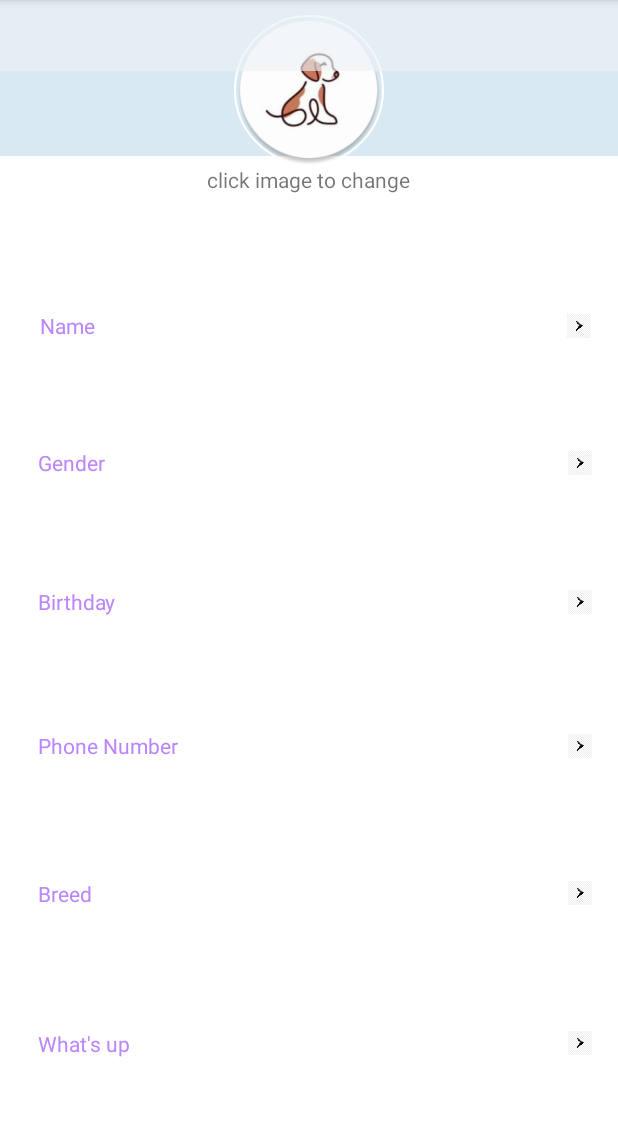
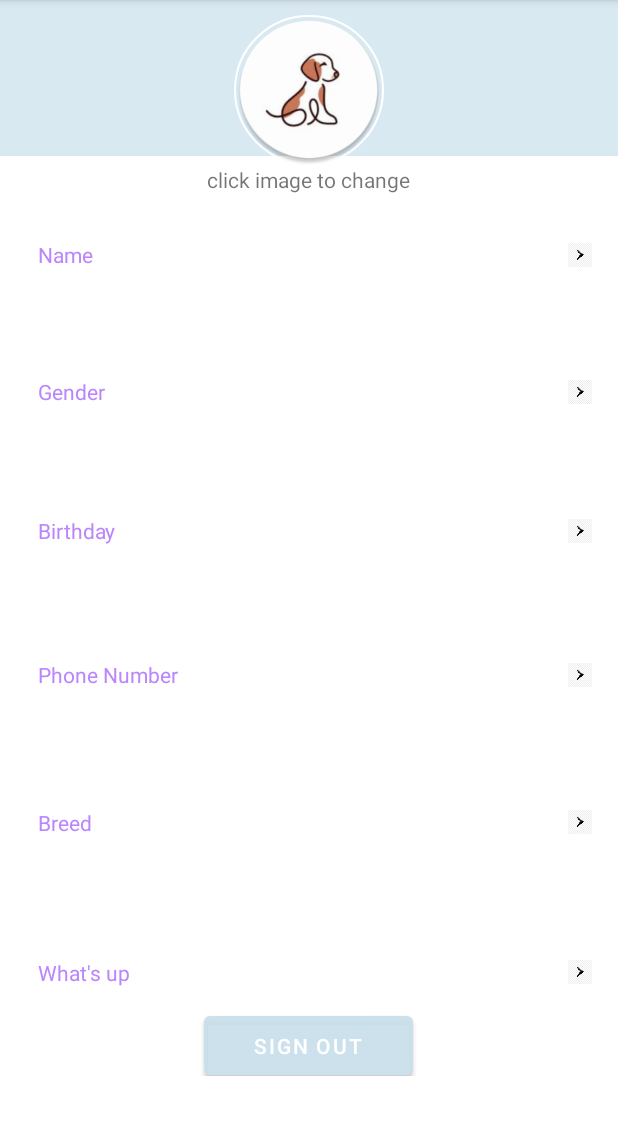
Before and after one commit to yunchipang/PawPal, an Android app: the ProfileActivity screen opened directly, with no data from a screen before it, on a phone screen of 412 x 824 dp, the part 84-1219 px from its top. Run offline under Robolectric (Android 15) with nearby library versions, the phone set to English and light mode, and no system bars; our stand-ins replace Firebase (no records; nobody signed in at launch, a user with empty details on screens opened directly); pictures from the network do not load.

Commit message:
ZL profile all done
scroll layout
login&signup layout

```diff
--- a/app/src/main/AndroidManifest.xml
+++ b/app/src/main/AndroidManifest.xml
@@ -40,6 +40,7 @@
             android:exported="false" />
         <activity
             android:name=".ProfileActivity"
+            android:configChanges="orientation|screenSize"
             android:exported="false" />
         <activity
             android:name=".SignUpActivity"
--- a/app/src/main/java/edu/northeastern/pawpal/ProfileActivity.java
+++ b/app/src/main/java/edu/northeastern/pawpal/ProfileActivity.java
@@ -95,6 +95,7 @@
     private String input_breed;
     private String input_status;
     private Bitmap mCirclePhoto;
+    private Button signOutbtn;
     //make a map to store profile data in realtime database
 
     FirebaseDatabase database = FirebaseDatabase.getInstance();
@@ -124,6 +125,7 @@
         btn_sex=findViewById(R.id.btn_sex);
         tv_birth=findViewById(R.id.tv_birth);
         btn_birth=findViewById(R.id.btn_birth);
+        signOutbtn = findViewById(R.id.signOutbtn);
         Listener listener=new Listener();
         btn_user.setOnClickListener(listener);
         btn_phone.setOnClickListener(listener);
@@ -131,6 +133,17 @@
         btn_per.setOnClickListener(listener);
         btn_sex.setOnClickListener(listener);
         btn_birth.setOnClickListener(listener);
+
+        signOutbtn.setOnClickListener(new View.OnClickListener() {
+            @Override
+            public void onClick(View view) {
+                mAuth.signOut();
+                Intent intent = new Intent(ProfileActivity.this, LoginActivity.class);
+                intent.setFlags(Intent.FLAG_ACTIVITY_NEW_TASK | Intent.FLAG_ACTIVITY_CLEAR_TASK);
+                startActivity(intent);
+                finish();
+            }
+        });
 
         mProfileImage = findViewById(R.id.iv_avatar);
 
@@ -377,8 +390,8 @@
         @Override
         public void onClick(View view) {
 //            signOutbtn.setOnClickListener(v -> {
-//                auth.signOut();
-//                startActivity(new Intent(getActivity(), ReplacerActivity.class));
+//                mAuth.signOut();
+//                startActivity(new Intent(ProfileActivity.this, LoginActivity.class));
 //            });
             switch(view.getId()){
                 case R.id.btn_user:
--- a/app/src/main/java/edu/northeastern/pawpal/SignUpActivity.java
+++ b/app/src/main/java/edu/northeastern/pawpal/SignUpActivity.java
@@ -95,7 +95,7 @@
                             userInfo.put("profile_URL", "");
                             usersRef.child(uid).setValue(userInfo);
 //                            sharedPrefs.edit().putString("username", String.valueOf(user_name)).apply();
-                            Toast.makeText(SignUpActivity.this,"You are successfully Registered", Toast.LENGTH_SHORT).show();
+                            Toast.makeText(SignUpActivity.this,"You are successfully Registered, Please back to Sign in", Toast.LENGTH_LONG).show();
                         }
                         else
                         {
--- a/app/src/main/res/layout/activity_profile.xml
+++ b/app/src/main/res/layout/activity_profile.xml
@@ -1,4 +1,11 @@
 <?xml version="1.0" encoding="utf-8"?>
+<ScrollView xmlns:android="http://schemas.android.com/apk/res/android"
+    xmlns:app="http://schemas.android.com/apk/res-auto"
+    xmlns:tools="http://schemas.android.com/tools"
+    android:layout_width="match_parent"
+    android:layout_height="match_parent"
+    >
+
     <androidx.constraintlayout.widget.ConstraintLayout xmlns:android="http://schemas.android.com/apk/res/android"
         xmlns:app="http://schemas.android.com/apk/res-auto"
         xmlns:tools="http://schemas.android.com/tools"
@@ -65,7 +72,7 @@
 
         <LinearLayout
             android:id="@+id/linearLayout3"
-        android:layout_width="410dp"
+            android:layout_width="0dp"
             android:layout_height="45dp"
             android:layout_marginBottom="528dp"
             android:background="@color/white"
@@ -312,5 +319,31 @@
 
         </LinearLayout>
 
+        <LinearLayout
+            android:id="@+id/linearLayout8"
+            android:layout_width="0dp"
+            android:layout_height="51dp"
+            android:background="@color/white"
+            android:gravity="center"
+            android:orientation="horizontal"
+            android:padding="5dp"
+            app:layout_constraintBottom_toBottomOf="parent"
+            app:layout_constraintEnd_toEndOf="parent"
+            app:layout_constraintStart_toStartOf="parent"
+            app:layout_constraintTop_toBottomOf="@+id/linearLayout7">
+
+
+            <Button
+                android:id="@+id/signOutbtn"
+                android:layout_width="139dp"
+                android:layout_height="51dp"
+                android:backgroundTint="#B9C9E0EC"
+                android:scaleType="centerInside"
+                android:src="@drawable/right_2"
+                android:text="Sign OUT" />
+
+        </LinearLayout>
+
 
     </androidx.constraintlayout.widget.ConstraintLayout>
+</ScrollView>
```
Also changed, not shown: app/src/main/res/layout/activity_login.xml (+8 -7 lines), app/src/main/res/layout/activity_sign_up.xml (+7 -4 lines). Lines whose indentation alone changed are shown as unchanged.
